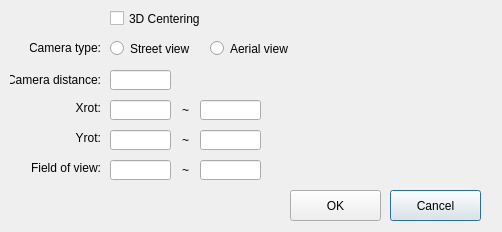
Qt form BuildingMassEstimationCNN/ParameterEstimationDialog.ui (gnishida/BuildingMassEstimationCNN) before a commit.
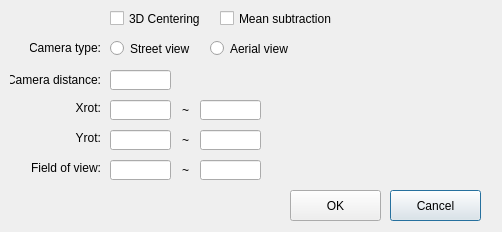
The same form after that commit.

What changed in the file:
```diff
--- a/BuildingMassEstimationCNN/ParameterEstimationDialog.ui
+++ b/BuildingMassEstimationCNN/ParameterEstimationDialog.ui
@@ -276,6 +276,19 @@
     <string>3D Centering</string>
    </property>
   </widget>
+  <widget class="QCheckBox" name="checkBoxMeanSubtraction">
+   <property name="geometry">
+    <rect>
+     <x>220</x>
+     <y>10</y>
+     <width>121</width>
+     <height>17</height>
+    </rect>
+   </property>
+   <property name="text">
+    <string>Mean subtraction</string>
+   </property>
+  </widget>
  </widget>
  <layoutdefault spacing="6" margin="11"/>
  <tabstops>
```
